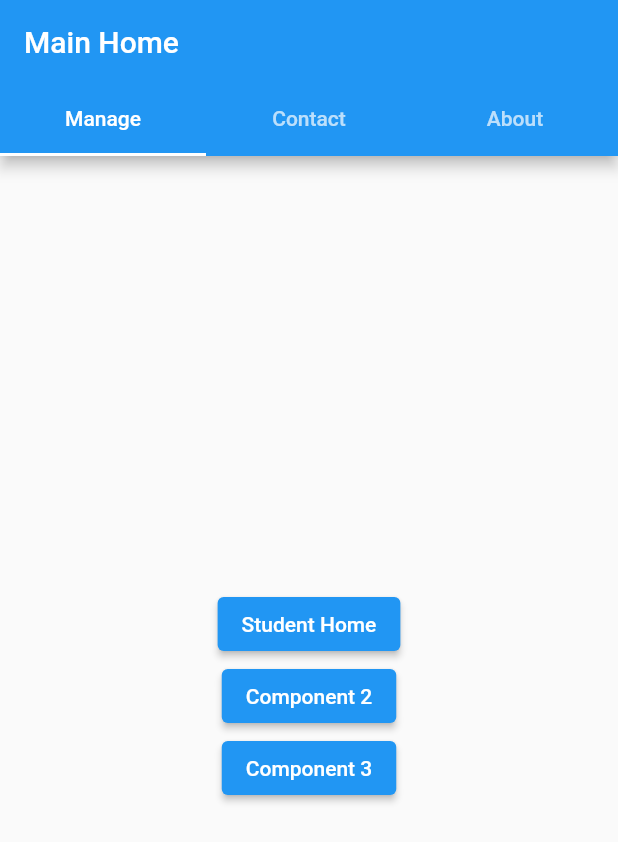
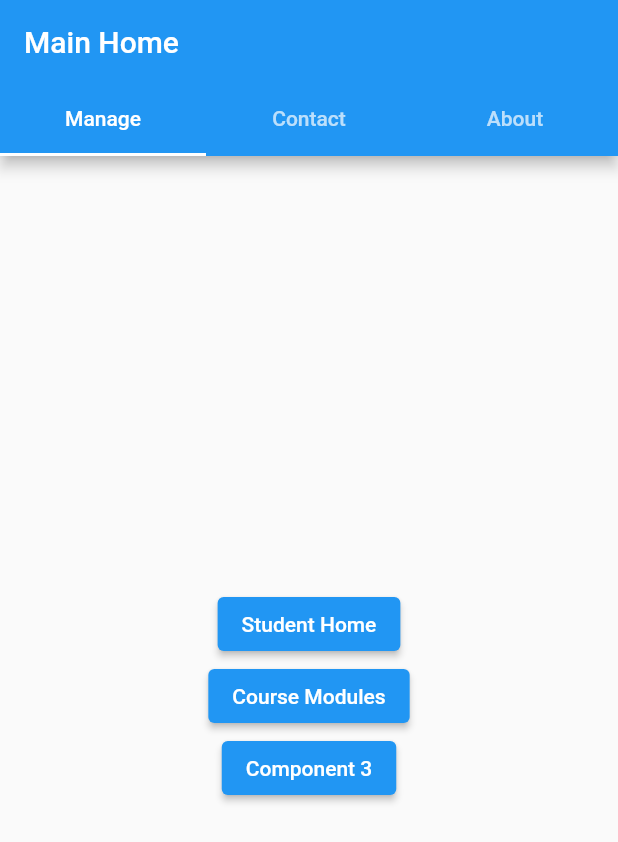
Before and after one commit to shash1996-san/studentMgtSystem, a Flutter app: the MainHomeScreen screen opened directly, on a phone screen of 412 x 824 dp. Shown: the top 842 px of the screen. Run offline on Flutter 3.47's test engine with Material 2 defaults, Android fonts, the phone set to English and light mode, and no system bars; our stand-ins replace cloud_firestore, firebase_auth, firebase_core, fluttertoast; missing offline and left inert: ndialog; accounts and stored records are empty.

Commit message:
Created navigation for module home screen within main home screen.

```diff
--- a/lib/screens/mainHome.dart
+++ b/lib/screens/mainHome.dart
@@ -1,5 +1,6 @@
 import 'package:flutter/material.dart';
 import 'package:flutter_application_1/screens/home.dart';
+import 'package:flutter_application_1/screens/moduleHome.dart';
 
 class MainHomeScreen extends StatefulWidget {
   @override
@@ -53,9 +54,9 @@ class _MainHomeScreenState extends State<MainHomeScreen>
                 ElevatedButton(
                   onPressed: () {
                     Navigator.push(context,
-                        MaterialPageRoute(builder: (context) => Home()));
+                        MaterialPageRoute(builder: (context) => ModuleHome()));
                   },
-                  child: Text('Component 2'),
+                  child: Text('Course Modules'),
                 ),
                 ElevatedButton(
                   onPressed: () {
```
